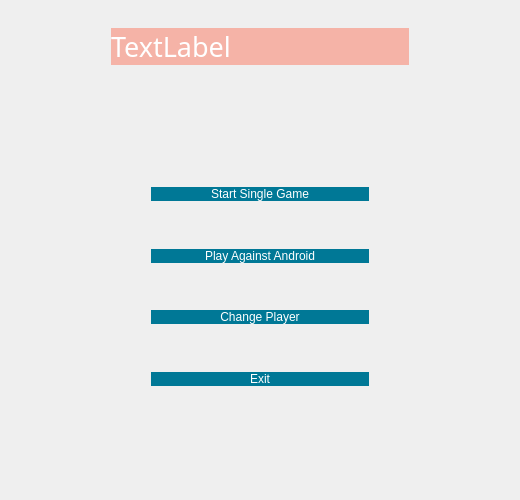
Qt form startmenu.ui (kivi239/Scrabble) before a commit.
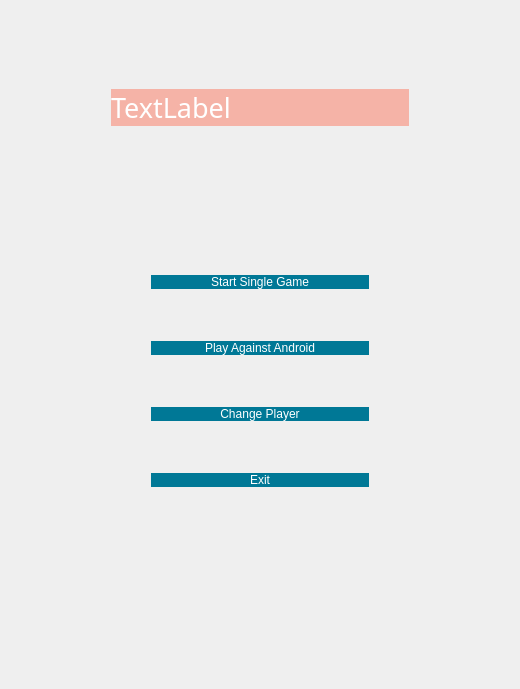
The same form after that commit.

What changed in the file:
```diff
--- a/startmenu.ui
+++ b/startmenu.ui
@@ -7,7 +7,7 @@
     <x>0</x>
     <y>0</y>
     <width>520</width>
-    <height>500</height>
+    <height>689</height>
    </rect>
   </property>
   <property name="windowTitle">
```
Left out of the diff: 64 changed lines with no effect on the pictures.
